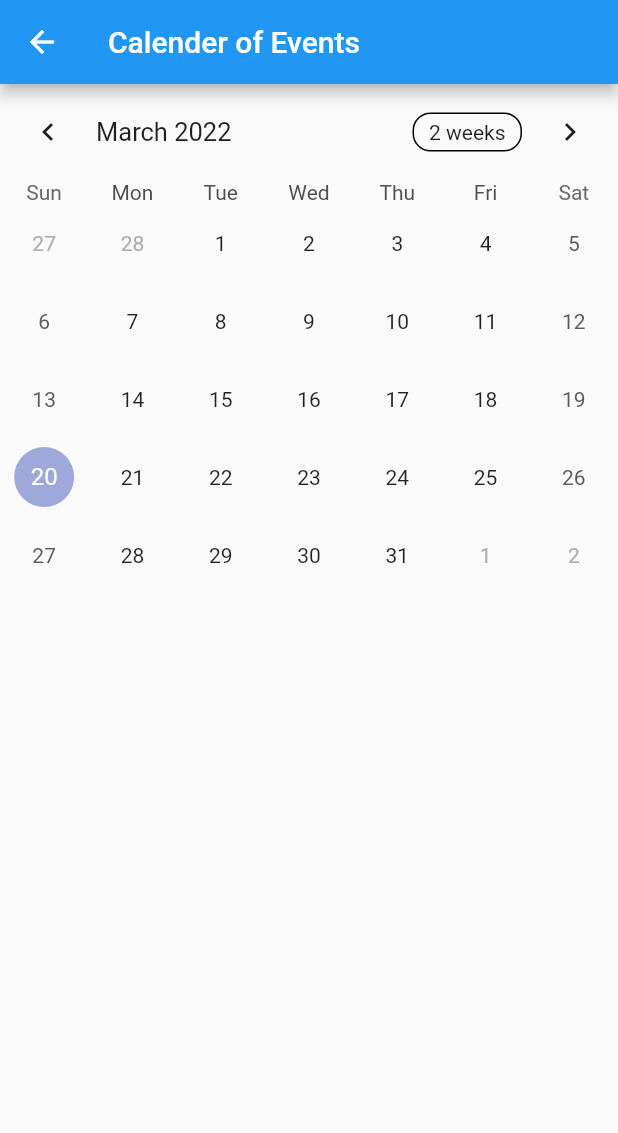
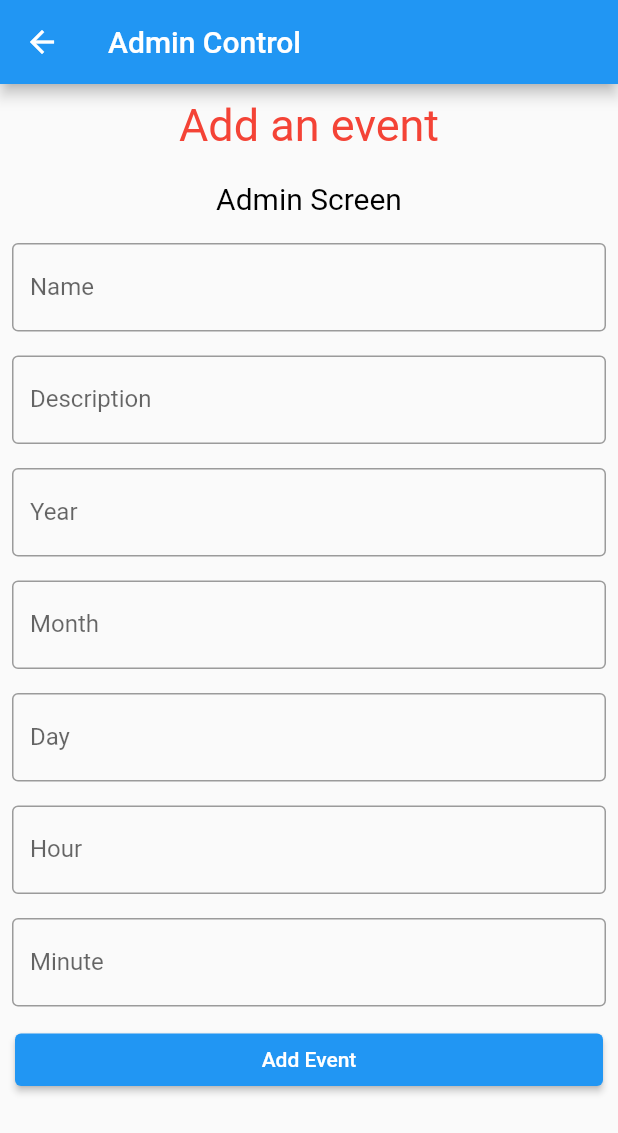
Before and after one commit to jainbot27/TrueMartialArtsApp, a Flutter app: the AdminScreen screen opened directly, on a phone screen of 412 x 824 dp. Shown: the top 1133 px of the screen. Run offline on Flutter 3.47's test engine with Material 2 defaults, Android fonts, the phone set to English and light mode, and no system bars; drawn by our look-alikes of table_calendar; our stand-ins replace cloud_firestore, firebase_auth, firebase_core, flutter_local_notifications, rxdart, timezone; accounts and stored records are empty.

Commit message:
Added Admin Screen

```diff
--- a/lib/admin.dart
+++ b/lib/admin.dart
@@ -1,22 +1,156 @@
 
+import 'package:csia/error_pop_up.dart';
 import 'package:flutter/material.dart';
-import 'package:table_calendar/table_calendar.dart';
+import 'package:csia/calendar.dart';
 import 'package:csia/main.dart';
+import 'package:csia/get_doc_name.dart';
 
 class AdminScreen extends StatefulWidget {
   @override
   AdminScreenState createState() => AdminScreenState();
 }
 class AdminScreenState extends State<AdminScreen> {
+  TextEditingController name = TextEditingController();
+  TextEditingController description = TextEditingController();
+  TextEditingController year = TextEditingController();
+  TextEditingController month = TextEditingController();
+  TextEditingController day = TextEditingController();
+  TextEditingController hour = TextEditingController();
+  TextEditingController minute = TextEditingController();
+
   Widget build(BuildContext context) {
     return Scaffold(
       appBar: AppBar(
-        title: Text('Calender of Events')
+        leading: IconButton(
+          icon: Icon(Icons.arrow_back),
+          onPressed: () {
+            auth.signOut();
+            Navigator.of(context).pop();
+          },
+        ),
+        title: const Text('Admin Control')
       ),
-      body: TableCalendar(
-        firstDay: DateTime.utc(2010, 1, 1),
-        lastDay: DateTime.utc(2030, 12, 31),
-        focusedDay: DateTime.now(),
+      body: ListView(
+        children: <Widget>[
+          Container(
+            alignment: Alignment.center,
+            padding: EdgeInsets.all(10),
+            child: const Text(
+              'Add an event',
+              style: TextStyle(
+                color: Colors.red,
+                fontSize: 30,
+              )
+            )
+          ),
+          Container(
+            alignment: Alignment.center,
+            padding: EdgeInsets.all(10),
+            child: const Text(
+              'Admin Screen',
+              style: TextStyle(
+                color: Colors.black,
+                fontSize: 20,
+              )
+            )
+          ),
+          Container(
+            padding: const EdgeInsets.all(8),
+            child: TextField(
+              controller: name,
+              decoration: const InputDecoration(
+                border: OutlineInputBorder(),
+                labelText: 'Name',
+              ),
+            )
+          ),
+          Container(
+            padding: const EdgeInsets.all(8),
+            child: TextField(
+              controller: description,
+              decoration: const InputDecoration(
+                border: OutlineInputBorder(),
+                labelText: 'Description',
+              ),
+            )
+          ),
+          Container(
+            padding: const EdgeInsets.all(8),
+            child: TextField(
+              controller: year,
+              decoration: const InputDecoration(
+                border: OutlineInputBorder(),
+                labelText: 'Year',
+              ),
+            )
+          ),
+          Container(
+            padding: const EdgeInsets.all(8),
+            child: TextField(
+              controller: month,
+              decoration: const InputDecoration(
+                border: OutlineInputBorder(),
+                labelText: 'Month',
+              ),
+            )
+          ),
+          Container(
+            padding: const EdgeInsets.all(8),
+            child: TextField(
+              controller: day,
+              decoration: const InputDecoration(
+                border: OutlineInputBorder(),
+                labelText: 'Day',
+              ),
+            )
+          ),
+          Container(
+            padding: const EdgeInsets.all(8),
+            child: TextField(
+              controller: hour,
+              decoration: const InputDecoration(
+                border: OutlineInputBorder(),
+                labelText: 'Hour',
+              ),
+            )
+          ),
+          Container(
+            padding: const EdgeInsets.all(8),
+            child: TextField(
+              controller: minute,
+              decoration: const InputDecoration(
+                border: OutlineInputBorder(),
+                labelText: 'Minute',
+              ),
+            )
+          ),
+          Container(
+            height: 55,
+            padding: EdgeInsets.all(10),
+            child: ElevatedButton(
+              child: Text('Add Event'),
+              onPressed: () {
+                try {
+                  int Year = int.parse(year.text);
+                  int Month = int.parse(month.text);
+                  int Day = int.parse(day.text);
+                  int Hour = int.parse(hour.text);
+                  int Minute = int.parse(minute.text);
+                  events.add({
+                    'Hour': Hour,
+                    'Minute': Minute,
+                    // Time: getDocName(DateTime(: Year, Month: Month, Day: Day))
+                    'Time': getDocName(DateTime(Year, Month, Day)),
+                    'Name': name.text,
+                    'Description': description.text,
+                  });
+                } on FormatException catch (e) {
+                  createError(context, 'You most likely inputted a non-integer into the time boxes');
+                }
+              },
+            ),
+          ),
+        ]
       )
     );
   }
```
